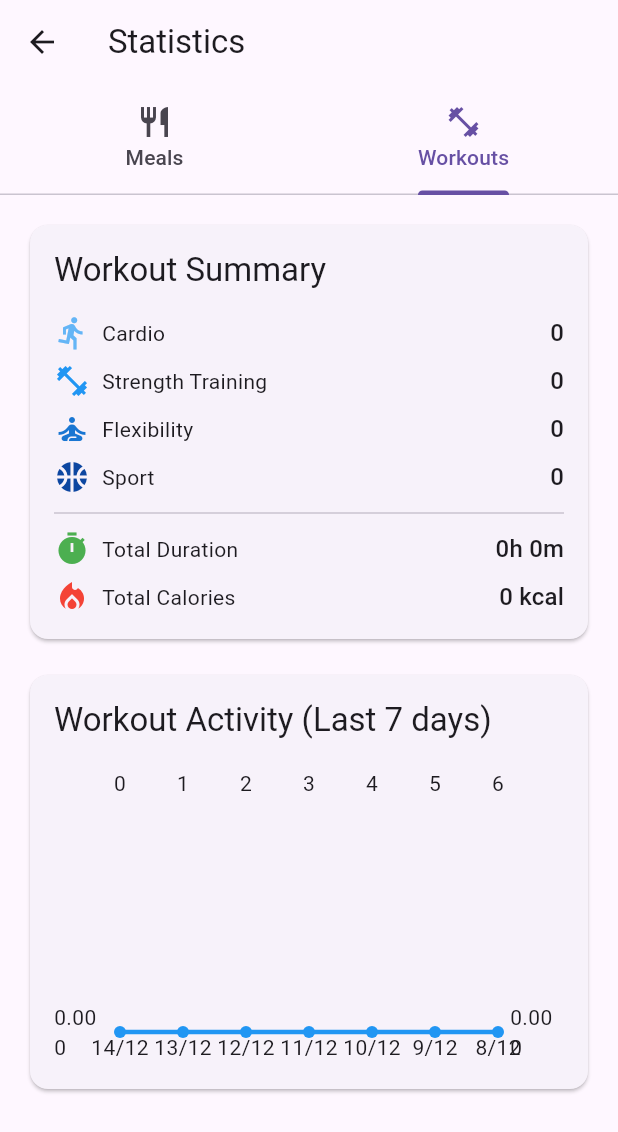
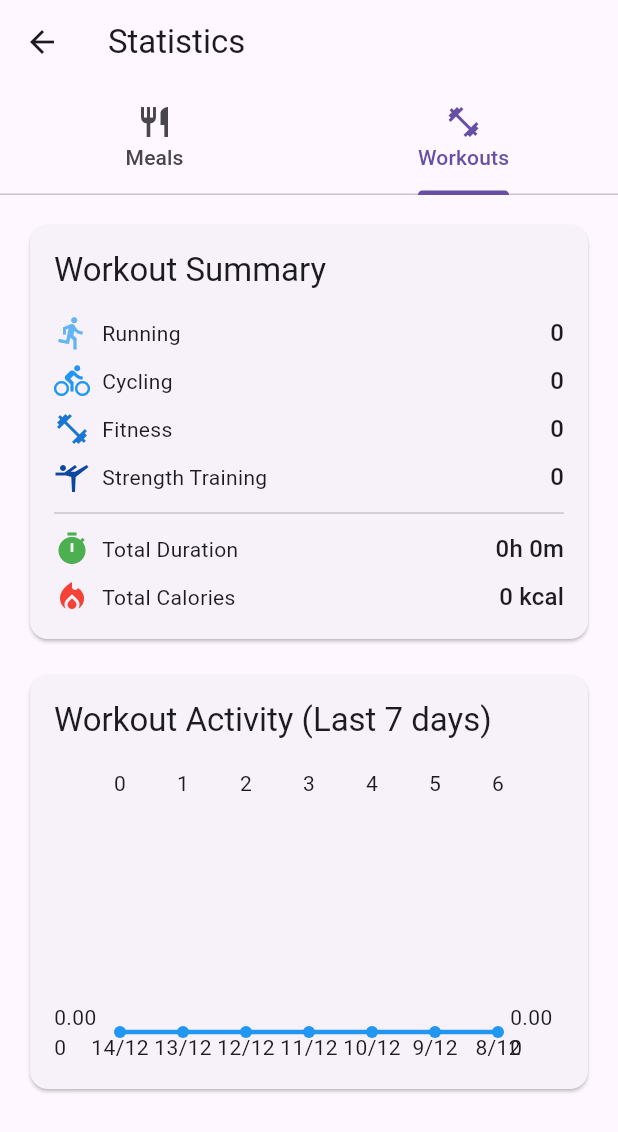
Before and after one commit to daffycricket/my-event-trackers, a Flutter app: the StatisticsScreen screen opened directly, tab 2 chosen, on a phone screen of 412 x 824 dp. Shown: the top 1132 px of the screen. Run offline on Flutter 3.47's test engine with Material 3 defaults, Android fonts, the phone set to English and light mode, and no system bars; drawn by our look-alikes of fl_chart; our stand-ins replace flutter_riverpod; generated files the repository leaves out were written again; network calls fail; statements that could not run were skipped.

Commit message:
fixed event serialization and added bearer on all api calls

```diff
--- a/lib/l10n/app_de.arb
+++ b/lib/l10n/app_de.arb
@@ -80,5 +80,10 @@
     "totalDuration": "Gesamtdauer",
     "totalCalories": "Gesamtkalorien",
     "mealActivity": "Mahlzeitenaktivität (Letzte 7 Tage)",
-    "workoutActivity": "Trainingsaktivität (Letzte 7 Tage)"
+    "workoutActivity": "Trainingsaktivität (Letzte 7 Tage)",
+    "running": "Laufen",
+    "cycling": "Radfahren",
+    "fitness": "Fitness",
+    "strength": "Krafttraining",
+    "deleteEventError": "Fehler beim Löschen des Ereignisses"
 }
--- a/lib/l10n/app_en.arb
+++ b/lib/l10n/app_en.arb
@@ -80,5 +80,9 @@
     "totalDuration": "Total Duration",
     "totalCalories": "Total Calories",
     "mealActivity": "Meal Activity (Last 7 days)",
-    "workoutActivity": "Workout Activity (Last 7 days)"
+    "workoutActivity": "Workout Activity (Last 7 days)",
+    "running": "Running",
+    "cycling": "Cycling",
+    "fitness": "Fitness",
+    "deleteEventError": "Error deleting event"
 }
--- a/lib/l10n/app_fr.arb
+++ b/lib/l10n/app_fr.arb
@@ -82,5 +82,9 @@
     "totalDuration": "Durée totale",
     "totalCalories": "Calories totales",
     "mealActivity": "Activité repas (7 derniers jours)",
-    "workoutActivity": "Activité entraînement (7 derniers jours)"
+    "workoutActivity": "Activité entraînement (7 derniers jours)",
+    "running": "Course",
+    "cycling": "Vélo",
+    "fitness": "Fitness",
+    "deleteEventError": "Erreur lors de la suppression de l'événement"
 }
--- a/lib/l10n/app_sv.arb
+++ b/lib/l10n/app_sv.arb
@@ -10,7 +10,7 @@
     "dinner": "Middag",
     "snack": "Mellanmål",
     "cardio": "Kondition",
-    "strength": "Styrka",
+    "strength": "Styrketräning",
     "flexibility": "Rörlighet",
     "sport": "Sport",
     "editMeal": "Redigera måltid",
@@ -84,5 +84,9 @@
     "totalDuration": "Total tid",
     "totalCalories": "Totala kalorier",
     "mealActivity": "Måltidsaktivitet (Senaste 7 dagarna)",
-    "workoutActivity": "Träningsaktivitet (Senaste 7 dagarna)"
+    "workoutActivity": "Träningsaktivitet (Senaste 7 dagarna)",
+    "running": "Löpning",
+    "cycling": "Cykling",
+    "fitness": "Fitness",
+    "deleteEventError": "Fel vid borttagning av händelsen"
 }
--- a/lib/models/event.dart
+++ b/lib/models/event.dart
@@ -1,7 +1,7 @@
 import 'package:my_event_tracker/models/meal_item.dart';
 
 abstract class Event {
-  final String id;
+  final int id;
   final DateTime date;
   final String? notes;
 
@@ -49,7 +49,7 @@ class MealEvent extends Event {
       'food_id': food.name,
       'quantity': food.quantity,
     }).toList(),
-    'type': type.name,
+    'meal_type': type.name,
   };
 
   factory MealEvent.fromJson(Map<String, dynamic> json) {
@@ -62,12 +62,12 @@ class MealEvent extends Event {
     ).toList();
 
     return MealEvent(
-      id: json['id'].toString(),
+      id: json['id'] as int,
       date: DateTime.parse(json['date']),
       notes: json['notes'],
       foods: mealItems,
       type: MealType.values.firstWhere(
-        (e) => e.name == (data['type'] ?? 'snack'),
+        (e) => e.name == (data['meal_type'] ?? 'snack'),
         orElse: () => MealType.snack,
       ),
     );
@@ -79,6 +79,9 @@ class MealEvent extends Event {
       'type': 'MEAL',
       'date': date.toIso8601String(),
       'notes': notes,
+      'data': {
+        'meal_type': type.name,
+      },
       'meal_items': foods.map((food) => {
         'name': food.name,
         'quantity': food.quantity,
@@ -106,19 +109,19 @@ class WorkoutEvent extends Event {
   @override
   Map<String, dynamic> _dataToJson() => {
     'duration': duration.inMinutes,
-    'type': type.name,
+    'workout_type': type.name,
     'calories_burned': caloriesBurned,
   };
 
   factory WorkoutEvent.fromJson(Map<String, dynamic> json) {
     final data = json['data'] as Map<String, dynamic>;
     return WorkoutEvent(
-      id: json['id'],
+      id: json['id'] as int,
       date: DateTime.parse(json['date']),
       notes: json['notes'],
       duration: Duration(minutes: data['duration']),
       type: WorkoutType.values.firstWhere(
-        (e) => e.name == data['type'],
+        (e) => e.name == data['workout_type'],
       ),
       caloriesBurned: data['calories_burned'],
     );
@@ -133,8 +136,8 @@ enum MealType {
 }
 
 enum WorkoutType {
-  cardio,
-  strength,
-  flexibility,
-  sport
+  running,
+  cycling,
+  fitness,
+  strength
 }
--- a/lib/providers/events_provider.dart
+++ b/lib/providers/events_provider.dart
@@ -43,7 +43,7 @@ class EventsNotifier extends StateNotifier<List<Event>> {
     }
   }
 
-  Future<void> deleteEvent(String id) async {
+  Future<void> deleteEvent(int id) async {
     try {
       await _apiService.deleteEvent(id);
       state = state.where((e) => e.id != id).toList();
--- a/lib/screens/statistics_screen.dart
+++ b/lib/screens/statistics_screen.dart
@@ -129,10 +129,10 @@ class StatisticsScreen extends ConsumerWidget {
 
   Widget _buildWorkoutSummaryCard(BuildContext context, List<WorkoutEvent> events) {
     // Compter les workouts par type
-    final cardioCount = events.where((e) => e.type == WorkoutType.cardio).length;
+    final runningCount = events.where((e) => e.type == WorkoutType.running).length;
+    final cyclingCount = events.where((e) => e.type == WorkoutType.cycling).length;
+    final fitnessCount = events.where((e) => e.type == WorkoutType.fitness).length;
     final strengthCount = events.where((e) => e.type == WorkoutType.strength).length;
-    final flexibilityCount = events.where((e) => e.type == WorkoutType.flexibility).length;
-    final sportCount = events.where((e) => e.type == WorkoutType.sport).length;
 
     // Calculer les stats globales
     final totalDuration = events.fold<Duration>(
@@ -157,32 +157,32 @@ class StatisticsScreen extends ConsumerWidget {
             _buildStatRow(
               context,
               Icons.directions_run,
-              AppLocalizations.of(context)!.cardio,
-              cardioCount.toString(),
+              AppLocalizations.of(context)!.running,
+              runningCount.toString(),
               Colors.blue[300]!,
             ),
             const SizedBox(height: 8),
             _buildStatRow(
               context,
-              Icons.fitness_center,
-              AppLocalizations.of(context)!.strength,
-              strengthCount.toString(),
+              Icons.directions_bike,
+              AppLocalizations.of(context)!.cycling,
+              cyclingCount.toString(),
               Colors.blue[500]!,
             ),
             const SizedBox(height: 8),
             _buildStatRow(
               context,
-              Icons.self_improvement,
-              AppLocalizations.of(context)!.flexibility,
-              flexibilityCount.toString(),
+              Icons.fitness_center,
+              AppLocalizations.of(context)!.fitness,
+              fitnessCount.toString(),
               Colors.blue[700]!,
             ),
             const SizedBox(height: 8),
             _buildStatRow(
               context,
-              Icons.sports_basketball,
-              AppLocalizations.of(context)!.sport,
-              sportCount.toString(),
+              Icons.sports_gymnastics,
+              AppLocalizations.of(context)!.strength,
+              strengthCount.toString(),
               Colors.blue[900]!,
             ),
             const Divider(height: 24),
@@ -268,7 +268,7 @@ class StatisticsScreen extends ConsumerWidget {
               height: 200,
               child: LineChart(
                 LineChartData(
-                  gridData: FlGridData(show: false),
+                  gridData: const FlGridData(show: false),
                   titlesData: FlTitlesData(
                     bottomTitles: AxisTitles(
                       sideTitles: SideTitles(
@@ -288,7 +288,7 @@ class StatisticsScreen extends ConsumerWidget {
                       isCurved: true,
                       color: color,
                       barWidth: 3,
-                      dotData: FlDotData(show: true),
+                      dotData: const FlDotData(show: true),
                     ),
                   ],
                 ),
--- a/lib/screens/workout_detail_screen.dart
+++ b/lib/screens/workout_detail_screen.dart
@@ -24,14 +24,14 @@ class _WorkoutDetailScreenState extends ConsumerState<WorkoutDetailScreen> {
 
     String getWorkoutTypeText(WorkoutType type) {
       switch (type) {
-        case WorkoutType.cardio:
-          return l10n.cardio;
+        case WorkoutType.running:
+          return l10n.running;
+        case WorkoutType.cycling:
+          return l10n.cycling;
+        case WorkoutType.fitness:
+          return l10n.fitness;
         case WorkoutType.strength:
           return l10n.strength;
-        case WorkoutType.flexibility:
-          return l10n.flexibility;
-        case WorkoutType.sport:
-          return l10n.sport;
       }
     }
 
--- a/lib/services/random_data_generator.dart
+++ b/lib/services/random_data_generator.dart
@@ -122,7 +122,7 @@ class RandomDataGenerator {
     }
 
     return MealEvent(
-      id: _uuid.v4(),
+      id: _random.nextInt(1000000),
       date: date,
       type: type,
       foods: foods,
@@ -141,7 +141,7 @@ class RandomDataGenerator {
   WorkoutEvent _generateRandomWorkout(DateTime date) {
     const types = WorkoutType.values;
     return WorkoutEvent(
-      id: _uuid.v4(),
+      id: _random.nextInt(1000000),
       date: date,
       type: types[_random.nextInt(types.length)],
       duration: Duration(minutes: (_random.nextInt(6) + 1) * 15), // 15-90 minutes
--- a/lib/widgets/event_list.dart
+++ b/lib/widgets/event_list.dart
@@ -30,7 +30,7 @@ class EventList extends ConsumerWidget {
                 style: Theme.of(context).textTheme.titleMedium,
               ),
             ),
-            ...dayEvents.map((event) => EventListItem(event: event)).toList(),
+            ...dayEvents.map((event) => EventListItem(event: event)),
             if (index < groupedEvents.length - 1) const Divider(),
           ],
         );
```
Also changed, not shown: lib/mixins/date_time_picker_mixin.dart (+11 -35 lines), lib/models/food_reference.dart (+4 -3 lines), lib/screens/create_meal_screen.dart (+4 -59 lines), lib/screens/create_workout_screen.dart (+8 -4 lines), lib/services/event_service.dart (+40 -12 lines), lib/widgets/event_list_item.dart (+15 -3 lines).
